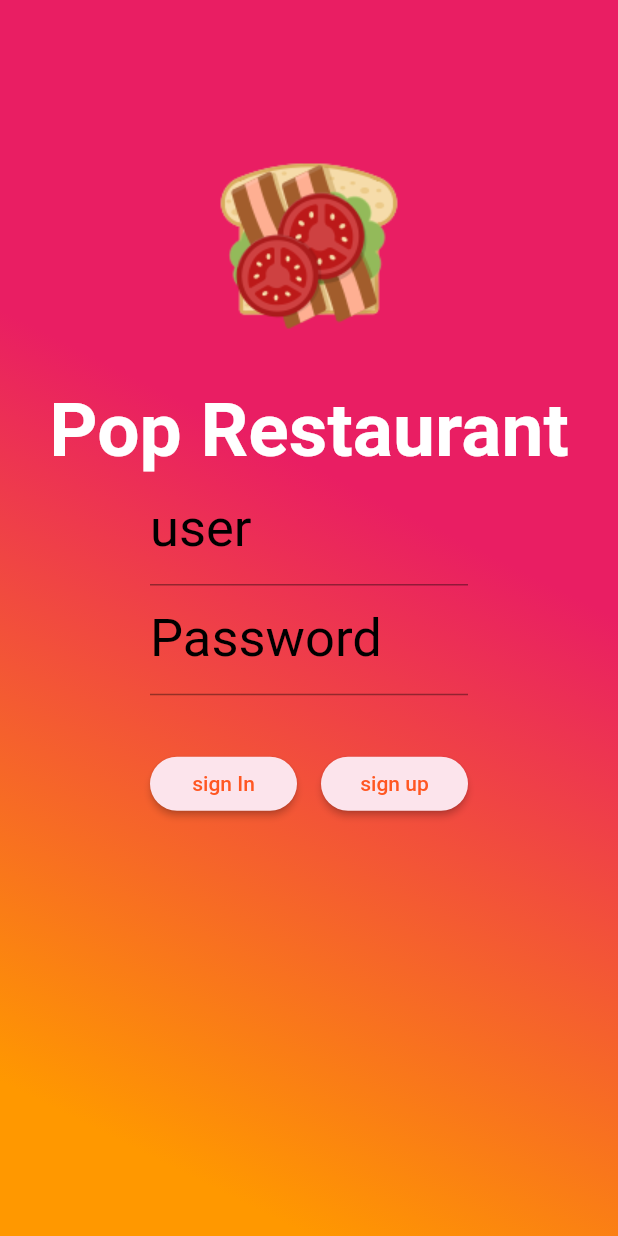
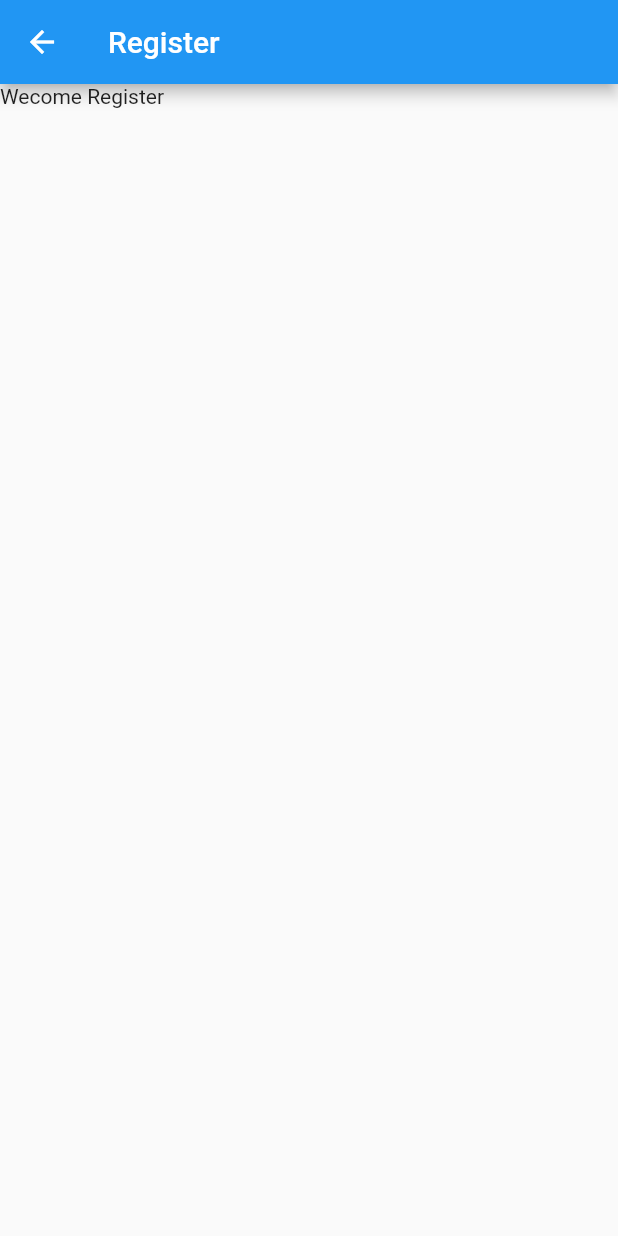
Before and after one commit to popeyeeiei89/PopMenuFood, a Flutter app: the screen it shows after launch, after a tap on "sign up", on a phone screen of 412 x 824 dp. Run offline on Flutter 3.47's test engine with Material 2 defaults, Android fonts, the phone set to English and light mode, and no system bars.

Commit message:
Route Authen to Regis ok

```diff
--- a/lib/main.dart
+++ b/lib/main.dart
@@ -1,5 +1,7 @@
 import 'package:flutter/material.dart';
 import 'screens/authen.dart';
+import 'screens/register.dart';
+
 // main Method
 void main() {
   runApp(App());
--- a/lib/screens/authen.dart
+++ b/lib/screens/authen.dart
@@ -1,4 +1,5 @@
 import 'package:flutter/material.dart';
+import 'register.dart';
 
 class Authen extends StatefulWidget {
   @override
@@ -59,7 +60,7 @@ class _AuthenState extends State<Authen> {
   }
 
 // SignUp
-  Widget signUpButton() {
+  Widget signUpButton(BuildContext context) {
     return RaisedButton(
       shape: new RoundedRectangleBorder(
           borderRadius: new BorderRadius.circular(35.0)),
@@ -68,8 +69,17 @@ class _AuthenState extends State<Authen> {
         'sign up',
         style: TextStyle(color: Colors.deepOrange),
       ),
-      onPressed: () {},
+      onPressed: () {
+        print('You Click SignUp');
+        goToRegister(context);
+      },
     );
+  }
+
+  void goToRegister(BuildContext context) {
+    var routeRegister =
+        new MaterialPageRoute(builder: (BuildContext context) => Register());
+    Navigator.of(context).push(routeRegister);
   }
 
   @override
@@ -109,7 +119,7 @@ class _AuthenState extends State<Authen> {
                   new Expanded(
                     child: Container(
                       margin: EdgeInsets.only(left: 8.0),
-                      child: signUpButton(),
+                      child: signUpButton(context),
                     ),
                   )
                 ],
--- /dev/null
+++ b/lib/screens/register.dart
@@ -0,0 +1,18 @@
+import 'package:flutter/material.dart';
+
+class Register extends StatefulWidget {
+  @override
+  _RegisterState createState() => _RegisterState();
+}
+
+class _RegisterState extends State<Register> {
+  @override
+  Widget build(BuildContext context) {
+    return Scaffold(
+      appBar: AppBar(
+        title: Text('Register'),
+      ),
+      body: Text('Wecome Register'),
+    );
+  }
+}
```
